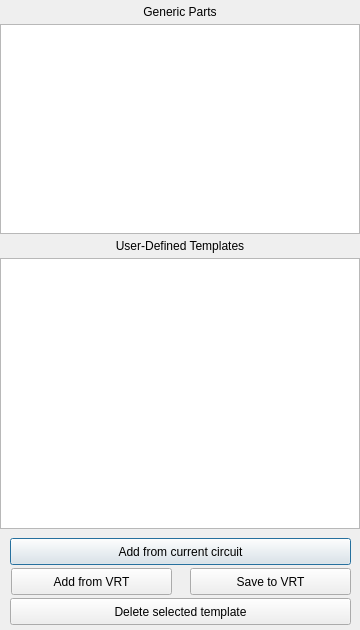
Old version of the form src/templatesdialog.ui in the repository melak/veroroute.
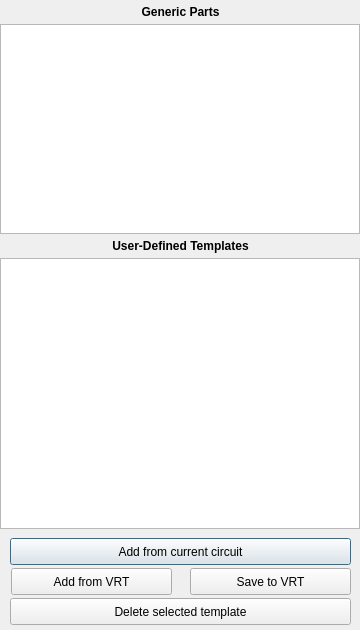
New version of the form.

What changed in the file:
```diff
--- a/src/templatesdialog.ui
+++ b/src/templatesdialog.ui
@@ -104,38 +104,6 @@
     <bool>false</bool>
    </property>
   </widget>
-  <widget class="QLabel" name="label">
-   <property name="geometry">
-    <rect>
-     <x>0</x>
-     <y>0</y>
-     <width>360</width>
-     <height>24</height>
-    </rect>
-   </property>
-   <property name="text">
-    <string>Generic Parts</string>
-   </property>
-   <property name="alignment">
-    <set>Qt::AlignCenter</set>
-   </property>
-  </widget>
-  <widget class="QLabel" name="label_2">
-   <property name="geometry">
-    <rect>
-     <x>0</x>
-     <y>234</y>
-     <width>360</width>
-     <height>24</height>
-    </rect>
-   </property>
-   <property name="text">
-    <string>User-Defined Templates</string>
-   </property>
-   <property name="alignment">
-    <set>Qt::AlignCenter</set>
-   </property>
-  </widget>
   <widget class="QPushButton" name="pushButton_3">
    <property name="geometry">
     <rect>
@@ -174,6 +142,50 @@
     <string>Save to VRT</string>
    </property>
   </widget>
+  <widget class="QLabel" name="label">
+   <property name="geometry">
+    <rect>
+     <x>5</x>
+     <y>0</y>
+     <width>351</width>
+     <height>24</height>
+    </rect>
+   </property>
+   <property name="font">
+    <font>
+     <weight>75</weight>
+     <bold>true</bold>
+    </font>
+   </property>
+   <property name="text">
+    <string>Generic Parts</string>
+   </property>
+   <property name="alignment">
+    <set>Qt::AlignCenter</set>
+   </property>
+  </widget>
+  <widget class="QLabel" name="label_2">
+   <property name="geometry">
+    <rect>
+     <x>5</x>
+     <y>234</y>
+     <width>351</width>
+     <height>24</height>
+    </rect>
+   </property>
+   <property name="font">
+    <font>
+     <weight>75</weight>
+     <bold>true</bold>
+    </font>
+   </property>
+   <property name="text">
+    <string>User-Defined Templates</string>
+   </property>
+   <property name="alignment">
+    <set>Qt::AlignCenter</set>
+   </property>
+  </widget>
  </widget>
  <tabstops>
   <tabstop>tableWidget_2</tabstop>
```
